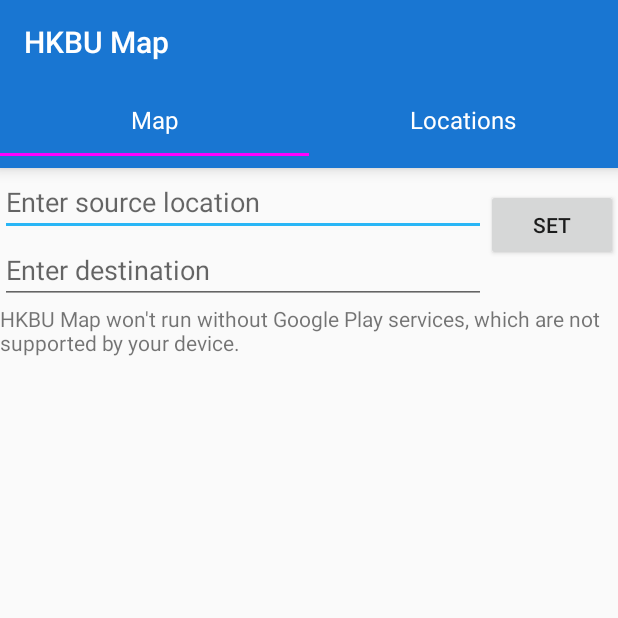
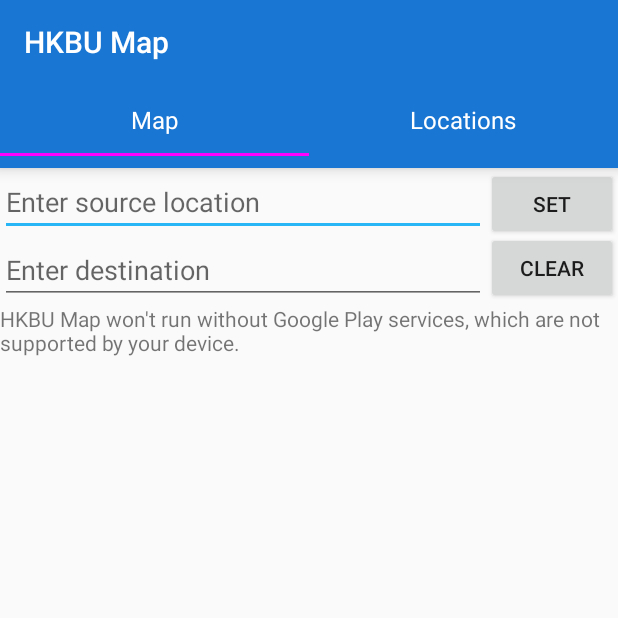
Before and after one commit to HKBU-Comp4097/project-group-k, an Android app: the screen it shows after launch (MainActivity), on a phone screen of 412 x 824 dp, the top half of it. Run offline under Robolectric (Android 15) with nearby library versions, the phone set to English and light mode, and no system bars; 1 statement that could not run was skipped.

Commit message:
added clear button and auto zoom available

```diff
--- a/HKBUMapNavigated/app/src/main/java/hk/edu/hkbu/comp/hkbumapnavigated/GmapFragment.java
+++ b/HKBUMapNavigated/app/src/main/java/hk/edu/hkbu/comp/hkbumapnavigated/GmapFragment.java
@@ -1,6 +1,7 @@
 package hk.edu.hkbu.comp.hkbumapnavigated;
 
 import android.Manifest;
+import android.content.Context;
 import android.content.pm.PackageManager;
 import android.graphics.Color;
 import android.os.Bundle;
@@ -11,6 +12,7 @@
 import android.view.LayoutInflater;
 import android.view.View;
 import android.view.ViewGroup;
+import android.view.inputmethod.InputMethodManager;
 import android.widget.ArrayAdapter;
 import android.widget.AutoCompleteTextView;
 import android.widget.Button;
@@ -21,6 +23,7 @@
 import com.google.android.gms.maps.OnMapReadyCallback;
 import com.google.android.gms.maps.SupportMapFragment;
 import com.google.android.gms.maps.model.LatLng;
+import com.google.android.gms.maps.model.LatLngBounds;
 import com.google.android.gms.maps.model.MarkerOptions;
 import com.google.android.gms.maps.model.PolylineOptions;
 
@@ -29,8 +32,9 @@
     GoogleMap mMap;
     AutoCompleteTextView source, destination;
     private HKBULocation[] locations;
-    private Button setButton;
+    private Button setButton, clearButton;
     private String[] locationName;
+    InputMethodManager imm;
 
     @Nullable
     @Override
@@ -50,7 +54,10 @@
             locationName[i]=locations[i].getName();
         }
 
+        imm = (InputMethodManager)getActivity().getSystemService(Context.INPUT_METHOD_SERVICE);
+
         setButton = (Button)view.findViewById(R.id.setButton);
+        clearButton = (Button)view.findViewById(R.id.clearButton);
         source = (AutoCompleteTextView)view.findViewById(R.id.source);
         destination = (AutoCompleteTextView)view.findViewById(R.id.destination);
         ArrayAdapter<String> adapter = new ArrayAdapter<String>(this.getContext(),android.R.layout.select_dialog_item,locationName);
@@ -63,9 +70,21 @@
         SupportMapFragment fragment = (SupportMapFragment) getChildFragmentManager().findFragmentById(R.id.map);
         fragment.getMapAsync(this);
 
+        clearButton.setOnClickListener(new View.OnClickListener() {
+            @Override
+            public void onClick(View v) {
+                imm.hideSoftInputFromWindow(v.getWindowToken(), 0);
+                mMap.clear();
+                source.setText("");
+                destination.setText("");
+
+            }
+        });
+
         setButton.setOnClickListener(new View.OnClickListener(){
             @Override
             public void onClick(View v){
+                imm.hideSoftInputFromWindow(v.getWindowToken(), 0);
                 mMap.clear();
                 LatLng sourceMarker = null, destinationMarker =null;
                 for(int i=0; i<locations.length;i++) {
@@ -73,8 +92,8 @@
                     if(locations[i].getName().equals(source.getText().toString())){
                         sourceMarker = new LatLng(locations[i].getLatitude(),locations[i].getLongitude());
                         mMap.addMarker(new MarkerOptions().title(locations[i].getName()).position(sourceMarker));
-                        CameraUpdate center= CameraUpdateFactory.newLatLng(sourceMarker);
-                        mMap.moveCamera(center);
+                        //CameraUpdate cu= CameraUpdateFactory.newLatLng(sourceMarker);
+                        //mMap.animateCamera(cu);
                     }
                     if(locations[i].getName().equals(destination.getText().toString())){
                         destinationMarker = new LatLng(locations[i].getLatitude(),locations[i].getLongitude());
@@ -89,6 +108,14 @@
                             else  mMap.addPolyline(new PolylineOptions().add(destinationMarker,new LatLng(22.341152, 114.180008),new LatLng(22.340344, 114.180263),new LatLng(22.339781, 114.180692),new LatLng(22.339759, 114.181577),new LatLng(22.339399, 114.181671),new LatLng(22.338900, 114.181977),new LatLng(22.337074, 114.181998),new LatLng(22.336680, 114.182180),sourceMarker).width(4).color(Color.BLUE));;
                         }
                         else mMap.addPolyline(new PolylineOptions().add(sourceMarker,destinationMarker).width(4).color(Color.BLUE));
+
+                    LatLngBounds.Builder builder = new LatLngBounds.Builder();
+                    builder.include(sourceMarker);
+                    builder.include(destinationMarker);
+                    LatLngBounds bounds = builder.build();
+                    int padding = 0;
+                    CameraUpdate cu = CameraUpdateFactory.newLatLngBounds(bounds, padding);
+                    mMap.animateCamera(cu);
 
                 }
             }
--- a/HKBUMapNavigated/app/src/main/res/layout/fragment_gmap.xml
+++ b/HKBUMapNavigated/app/src/main/res/layout/fragment_gmap.xml
@@ -39,9 +39,17 @@
         android:text="Set"
         android:layout_width="wrap_content"
         android:layout_height="wrap_content"
-        android:layout_alignParentTop="true"
-        android:layout_alignParentEnd="true"
-        android:layout_marginTop="14dp"
-        android:id="@+id/setButton" />
+        android:id="@+id/setButton"
+        android:layout_alignBaseline="@+id/source"
+        android:layout_alignBottom="@+id/source"
+        android:layout_alignParentEnd="true" />
+
+    <Button
+        android:text="Clear"
+        android:layout_width="wrap_content"
+        android:layout_height="wrap_content"
+        android:layout_above="@+id/map"
+        android:layout_toEndOf="@+id/source"
+        android:id="@+id/clearButton" />
 
 </RelativeLayout>
```
